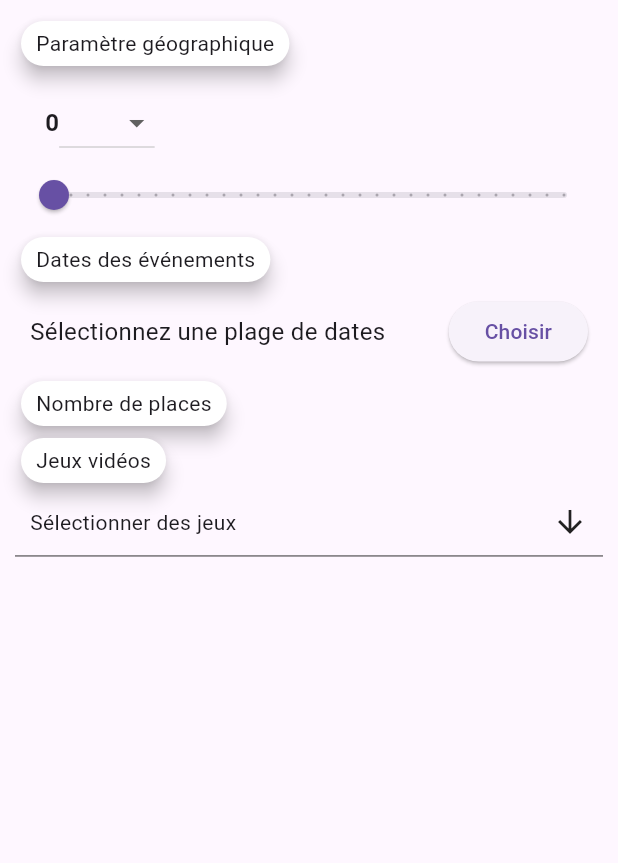
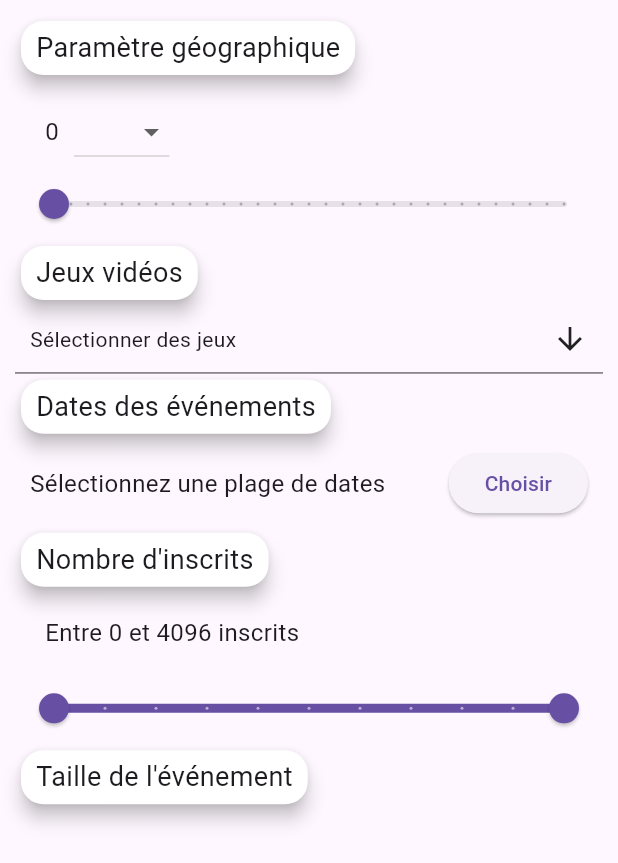
Before and after one commit to RomainHer/maps.gg, a Flutter app: the FilterBottomSheet widget shown alone on an empty page, opened directly with empty values, on a phone screen of 412 x 824 dp. Shown: the top 863 px of the screen. Run offline on Flutter 3.47's test engine with Material 3 defaults, Android fonts, the phone set to English and light mode, and no system bars; drawn by our look-alikes of multi_select_flutter; our stand-ins replace firebase_analytics, firebase_core, flutter_map, geolocator, google_fonts, graphql and 1 more; missing offline and left inert: flutter_map_animations, flutter_map_cancellable_tile_provider, flutter_map_marker_cluster; accounts and stored records are empty; Roboto replaces fonts that are missing (Heebo).

Commit message:
working on filter fields

```diff
--- a/lib/map/filter_bottom_sheet.dart
+++ b/lib/map/filter_bottom_sheet.dart
@@ -8,6 +8,7 @@ class FilterBottomSheet extends StatefulWidget {
   final String measureUnit;
   final DateTimeRange? selectedDateRange;
   final List<VideoGame> selectedVideoGames;
+  final RangeValues rangeParticpants;
 
   const FilterBottomSheet(
       {super.key,
@@ -15,7 +16,8 @@ class FilterBottomSheet extends StatefulWidget {
       required this.distanceRange,
       required this.measureUnit,
       this.selectedDateRange,
-      this.selectedVideoGames = const []});
+      this.selectedVideoGames = const [],
+      this.rangeParticpants = const RangeValues(0, 12)});
 
   @override
   State<FilterBottomSheet> createState() => _FilterBottomSheetState();
@@ -26,6 +28,7 @@ class _FilterBottomSheetState extends State<FilterBottomSheet> {
   late double distance;
   late String measureUnit;
   DateTimeRange? selectedDateRange;
+  late RangeValues rangeParticpants;
 
   @override
   void initState() {
@@ -34,6 +37,18 @@ class _FilterBottomSheetState extends State<FilterBottomSheet> {
     measureUnit = widget.measureUnit;
     selectedDateRange = widget.selectedDateRange;
     selectedVideoGames = widget.selectedVideoGames;
+    rangeParticpants = widget.rangeParticpants;
+  }
+
+  // Convertit un index en puissance de 2
+  int _indexToPower(int index) => (1 << index); // équivalent à 2^index
+
+// Convertit une valeur en label
+  String _getLabel(double index) {
+    if (index == 0) {
+      return "0";
+    }
+    return _indexToPower(index.toInt()).toString();
   }
 
   Future<void> _selectDateRange(BuildContext context) async {
@@ -70,7 +85,10 @@ class _FilterBottomSheetState extends State<FilterBottomSheet> {
                 color: Colors.white,
                 child: Container(
                   padding: EdgeInsets.symmetric(horizontal: 10, vertical: 5),
-                  child: Text("Paramètre géographique"),
+                  child: Text(
+                    "Paramètre géographique",
+                    style: TextStyle(fontSize: 18),
+                  ),
                 ),
               ),
               Container(
@@ -78,9 +96,13 @@ class _FilterBottomSheetState extends State<FilterBottomSheet> {
                 child: Row(
                   crossAxisAlignment: CrossAxisAlignment.center,
                   children: [
-                    Text(distance.toStringAsFixed(0),
-                        style: TextStyle(
-                            fontSize: 16, fontWeight: FontWeight.bold)),
+                    Container(
+                      padding: EdgeInsets.only(right: 10),
+                      child: Text(
+                        distance.toStringAsFixed(0),
+                        style: TextStyle(fontSize: 16),
+                      ),
+                    ),
                     DropdownButton(
                       value: measureUnit,
                       items: [
@@ -118,7 +140,38 @@ class _FilterBottomSheetState extends State<FilterBottomSheet> {
                 color: Colors.white,
                 child: Container(
                   padding: EdgeInsets.symmetric(horizontal: 10, vertical: 5),
-                  child: Text("Dates des événements"),
+                  child: Text(
+                    "Jeux vidéos",
+                    style: TextStyle(fontSize: 18),
+                  ),
+                ),
+              ),
+              MultiSelectDialogField(
+                items: widget.videoGames.keys
+                    .map((videoGame) => MultiSelectItem<VideoGame>(videoGame,
+                        "${videoGame.displayName} (${widget.videoGames[videoGame]})"))
+                    .toList(),
+                initialValue: selectedVideoGames,
+                title: Text("Jeux Vidéos"),
+                buttonText: Text("Sélectionner des jeux"),
+                onConfirm: (values) {
+                  setState(() {
+                    selectedVideoGames = values;
+                  });
+                },
+              ),
+              Card(
+                shape: RoundedRectangleBorder(
+                  borderRadius: BorderRadius.circular(15.0),
+                ),
+                elevation: 5,
+                color: Colors.white,
+                child: Container(
+                  padding: EdgeInsets.symmetric(horizontal: 10, vertical: 5),
+                  child: Text(
+                    "Dates des événements",
+                    style: TextStyle(fontSize: 18),
+                  ),
                 ),
               ),
               Container(
@@ -147,8 +200,33 @@ class _FilterBottomSheetState extends State<FilterBottomSheet> {
                 color: Colors.white,
                 child: Container(
                   padding: EdgeInsets.symmetric(horizontal: 10, vertical: 5),
-                  child: Text("Nombre de places"),
+                  child: Text(
+                    "Nombre d'inscrits",
+                    style: TextStyle(fontSize: 18),
+                  ),
                 ),
+              ),
+              Container(
+                padding: EdgeInsets.fromLTRB(20, 15, 20, 15),
+                child: Text(
+                  "Entre ${_getLabel(rangeParticpants.start)} et ${_getLabel(rangeParticpants.end)} inscrits",
+                  style: TextStyle(fontSize: 16),
+                ),
+              ),
+              RangeSlider(
+                values: rangeParticpants,
+                min: 0, // Correspond à 2^0
+                max: 12, // Correspond à 2^10
+                divisions: 10,
+                labels: RangeLabels(
+                  _getLabel(rangeParticpants.start),
+                  _getLabel(rangeParticpants.end),
+                ),
+                onChanged: (values) {
+                  setState(() {
+                    rangeParticpants = values;
+                  });
+                },
               ),
               Card(
                 shape: RoundedRectangleBorder(
@@ -158,22 +236,11 @@ class _FilterBottomSheetState extends State<FilterBottomSheet> {
                 color: Colors.white,
                 child: Container(
                   padding: EdgeInsets.symmetric(horizontal: 10, vertical: 5),
-                  child: Text("Jeux vidéos"),
+                  child: Text(
+                    "Taille de l'événement",
+                    style: TextStyle(fontSize: 18),
+                  ),
                 ),
-              ),
-              MultiSelectDialogField(
-                items: widget.videoGames.keys
-                    .map((videoGame) => MultiSelectItem<VideoGame>(videoGame,
-                        "${videoGame.displayName} (${widget.videoGames[videoGame]})"))
-                    .toList(),
-                initialValue: selectedVideoGames,
-                title: Text("Jeux Vidéos"),
-                buttonText: Text("Sélectionner des jeux"),
-                onConfirm: (values) {
-                  setState(() {
-                    selectedVideoGames = values;
-                  });
-                },
               ),
             ],
           ),
```
